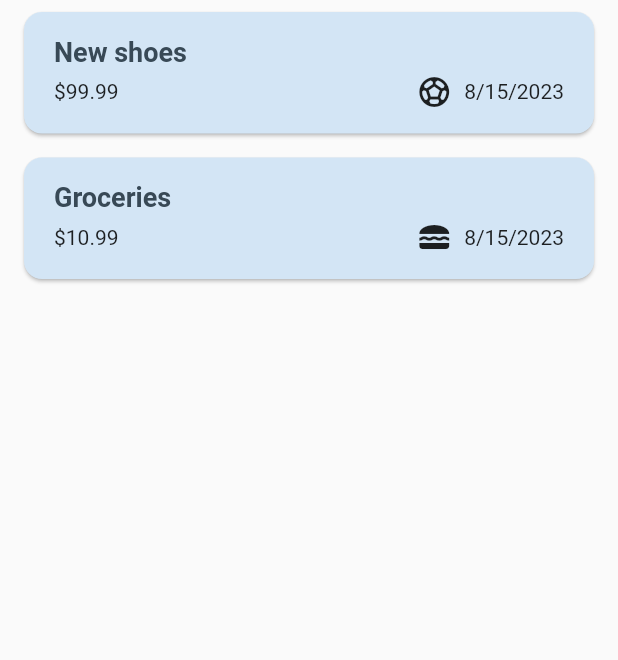
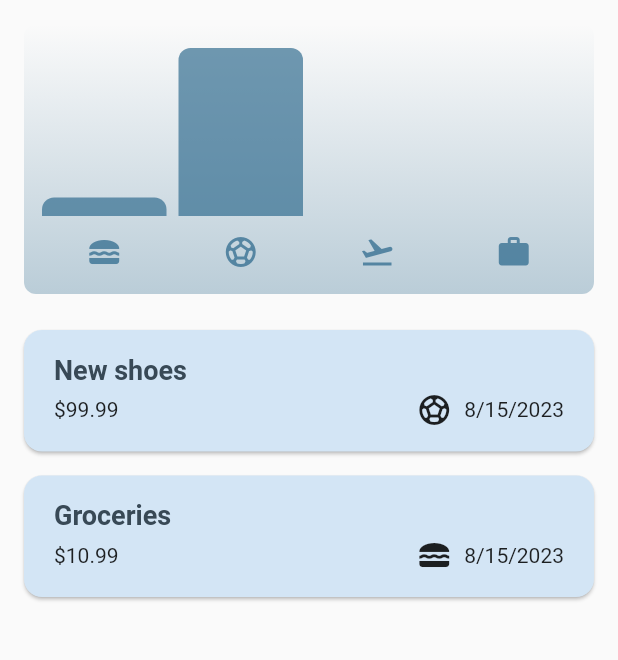
Before and after one commit to jacob-macleod/Expenses-Tracker, a Flutter app: the screen it shows after launch, on a phone screen of 412 x 824 dp, the part 84-744 px from its top. Run offline on Flutter 3.47's test engine with Material 2 defaults, Android fonts, the phone set to English and light mode, and no system bars; missing offline and left inert: dart:ffi.

Commit message:
Added a chart of expenses

```diff
--- a/lib/models/expense.dart
+++ b/lib/models/expense.dart
@@ -41,3 +41,29 @@ class Expense {
     return formatter.format(date);
   }
 }
+
+class ExpenseBucket {
+  const ExpenseBucket({
+    required this.category,
+    required this.expenses,
+  });
+
+  // Alternative named constructor function
+  ExpenseBucket.forCategory(List<Expense> allExpenses, this.category)
+      : expenses = allExpenses
+            .where((expense) => expense.category == category)
+            .toList();
+
+  final Category category;
+  final List<Expense> expenses;
+
+  // Adds up all the expenses in the bucket
+  double get totalExpenses {
+    double sum = 0;
+    for (final expense in expenses) {
+      sum += expense.amount;
+    }
+
+    return sum;
+  }
+}
--- /dev/null
+++ b/lib/widgets/chart/chart.dart
@@ -0,0 +1,95 @@
+import 'package:flutter/material.dart';
+
+import 'package:expenses_tracker/widgets/chart/chart_bar.dart';
+import 'package:expenses_tracker/models/expense.dart';
+
+class Chart extends StatelessWidget {
+  const Chart({super.key, required this.expenses});
+
+  final List<Expense> expenses;
+
+  List<ExpenseBucket> get buckets {
+    return [
+      ExpenseBucket.forCategory(expenses, Category.food),
+      ExpenseBucket.forCategory(expenses, Category.leisure),
+      ExpenseBucket.forCategory(expenses, Category.travel),
+      ExpenseBucket.forCategory(expenses, Category.work),
+    ];
+  }
+
+  double get maxTotalExpense {
+    double maxTotalExpense = 0;
+
+    for (final bucket in buckets) {
+      if (bucket.totalExpenses > maxTotalExpense) {
+        maxTotalExpense = bucket.totalExpenses;
+      }
+    }
+
+    return maxTotalExpense;
+  }
+
+  @override
+  Widget build(BuildContext context) {
+    final isDarkMode =
+        MediaQuery.of(context).platformBrightness == Brightness.dark;
+    return Container(
+      margin: const EdgeInsets.all(16),
+      padding: const EdgeInsets.symmetric(
+        vertical: 16,
+        horizontal: 8,
+      ),
+      width: double.infinity,
+      height: 180,
+      decoration: BoxDecoration(
+        borderRadius: BorderRadius.circular(8),
+        gradient: LinearGradient(
+          colors: [
+            Theme.of(context).colorScheme.primary.withOpacity(0.3),
+            Theme.of(context).colorScheme.primary.withOpacity(0.0)
+          ],
+          begin: Alignment.bottomCenter,
+          end: Alignment.topCenter,
+        ),
+      ),
+      child: Column(
+        children: [
+          Expanded(
+            child: Row(
+              crossAxisAlignment: CrossAxisAlignment.end,
+              children: [
+                for (final bucket in buckets) // alternative to map()
+                  ChartBar(
+                    fill: bucket.totalExpenses == 0
+                        ? 0
+                        : bucket.totalExpenses / maxTotalExpense,
+                  )
+              ],
+            ),
+          ),
+          const SizedBox(height: 12),
+          Row(
+            children: buckets
+                .map(
+                  (bucket) => Expanded(
+                    child: Padding(
+                      padding: const EdgeInsets.symmetric(horizontal: 4),
+                      child: Icon(
+                        categoryIcons[bucket.category],
+                        color: isDarkMode
+                            ? Theme.of(context).colorScheme.secondary
+                            : Theme.of(context)
+                                .colorScheme
+                                .primary
+                                .withOpacity(0.7),
+                      ),
+                    ),
+                  ),
+                )
+                .toList(),
+          )
+        ],
+      ),
+    );
+  }
+}
--- /dev/null
+++ b/lib/widgets/chart/chart_bar.dart
@@ -0,0 +1,34 @@
+import 'package:flutter/material.dart';
+
+class ChartBar extends StatelessWidget {
+  const ChartBar({
+    super.key,
+    required this.fill,
+  });
+
+  final double fill;
+
+  @override
+  Widget build(BuildContext context) {
+    final isDarkMode =
+        MediaQuery.of(context).platformBrightness == Brightness.dark;
+    return Expanded(
+      child: Padding(
+        padding: const EdgeInsets.symmetric(horizontal: 4),
+        child: FractionallySizedBox(
+          heightFactor: fill,
+          child: DecoratedBox(
+            decoration: BoxDecoration(
+              shape: BoxShape.rectangle,
+              borderRadius:
+                  const BorderRadius.vertical(top: Radius.circular(8)),
+              color: isDarkMode
+                  ? Theme.of(context).colorScheme.secondary
+                  : Theme.of(context).colorScheme.primary.withOpacity(0.65),
+            ),
+          ),
+        ),
+      ),
+    );
+  }
+}
--- a/lib/widgets/expenses.dart
+++ b/lib/widgets/expenses.dart
@@ -4,6 +4,7 @@ import 'package:flutter/material.dart';
 import 'package:expenses_tracker/models/expense.dart';
 import 'package:expenses_tracker/widgets/expenses_list/expenses_list.dart';
 import 'package:expenses_tracker/widgets/new_expense.dart';
+import 'package:expenses_tracker/widgets/chart/chart.dart';
 
 class Expenses extends StatefulWidget {
   const Expenses({super.key});
@@ -103,6 +104,7 @@ class _ExpensesState extends State<Expenses> {
       ),
       body: Column(
         children: [
+          Chart(expenses: _registeredExpenses),
           Expanded(child: mainContent),
         ],
       ),
```
